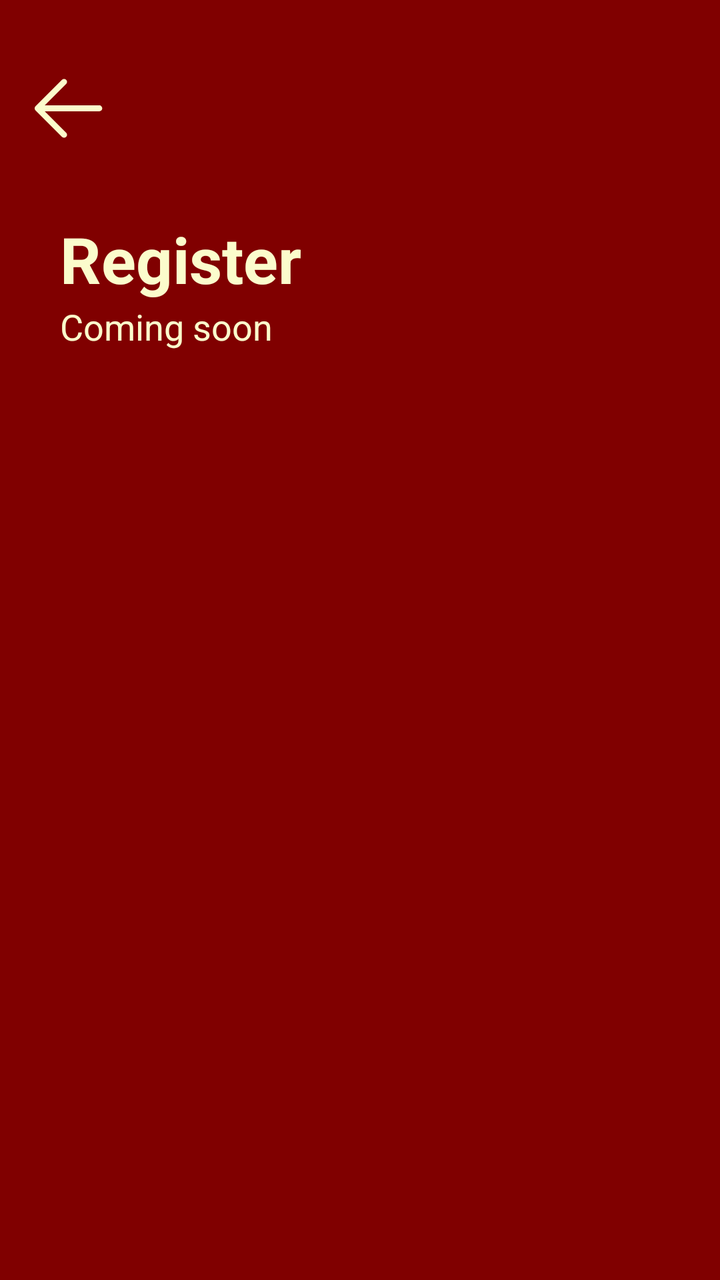
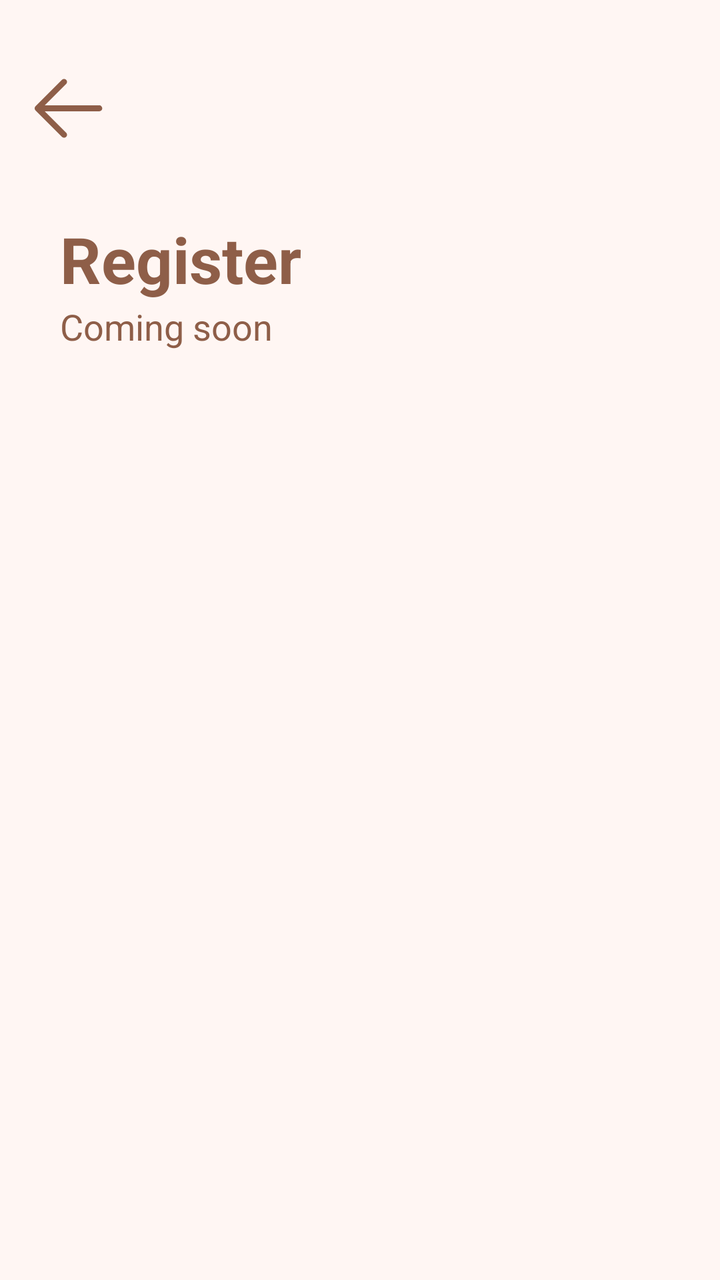

An Android layout rendered at two revisions. The XML below is the earlier revision; the diff shows what the commit changed to produce the second picture.
<!-- AndroidManifest.xml: application theme Theme.RahmatBakery -->
<!-- res/layout/activity_register.xml -->
<?xml version="1.0" encoding="utf-8"?>
<LinearLayout xmlns:android="http://schemas.android.com/apk/res/android"
    xmlns:app="http://schemas.android.com/apk/res-auto"
    xmlns:tools="http://schemas.android.com/tools"
    android:id="@+id/main"
    android:layout_width="match_parent"
    android:layout_height="match_parent"
    tools:context=".RegisterActivity"
    android:orientation="vertical"
    android:background="@drawable/tes_gradient"
    android:paddingTop="30dp"
    >

    <ImageButton
        android:id="@+id/back"
        android:layout_width="wrap_content"
        android:layout_height="48dp"
        android:contentDescription="TODO"
        android:src="@drawable/back"
        android:paddingHorizontal="10dp"
        android:background="@color/maroon"
        />


    <TextView
        android:layout_width="wrap_content"
        android:layout_height="wrap_content"
        android:textColor="@color/krem"
        android:text="Register"
        android:textStyle="bold"
        android:paddingHorizontal="30dp"
        android:textSize="32sp"
        android:layout_marginTop="30dp"
        />
    <TextView
        android:layout_width="wrap_content"
        android:layout_height="wrap_content"
        android:textColor="@color/krem"
        android:text="@string/deskRegis"
        android:textSize="18sp"
        android:layout_marginBottom="25dp"
        android:paddingHorizontal="30dp"
        />
    



    <androidx.cardview.widget.CardView
        android:id="@+id/cardRegis"
        android:layout_width="match_parent"
        android:layout_height="match_parent"
        android:layout_marginTop="50dp"
        android:backgroundTint="@color/maroon"
        app:cardElevation="8dp"
        android:translationY="200dp"
        android:alpha="0"
        >


    <LinearLayout
        android:background="@drawable/card_login_reg"
        android:gravity="center"
        android:layout_width="match_parent"
        android:layout_height="match_parent"
        android:orientation="vertical"
        android:paddingHorizontal="30dp">

        <EditText
            android:layout_width="match_parent"
            android:layout_height="wrap_content"
            android:hint="Masukkan Email"
            android:textColor="@color/maroon"
            android:background="@drawable/input_rounded"
            android:textColorHint="@color/maroon"
            />
        <EditText
            android:textColorHint="@color/maroon"
            android:layout_marginTop="10dp"
            android:layout_width="match_parent"
            android:layout_height="wrap_content"
            android:hint="Masukkan Password"
            android:textColor="@color/maroon"
            android:background="@drawable/input_rounded"
            />
        <Button
            android:layout_marginTop="30dp"
            android:layout_width="match_parent"
            android:layout_height="wrap_content"
            android:textColor="@color/krem"
            android:text="Register"
            android:textSize="18sp"
            />
        <TextView
            android:id="@+id/keLogin"
            android:layout_marginTop="5sp"
            android:layout_width="match_parent"
            android:layout_height="wrap_content"
            android:textColor="@color/maroon"
            android:text="Sudah punya akun? Login"
            android:textAlignment="center"/>

    </LinearLayout>
    </androidx.cardview.widget.CardView>

    
</LinearLayout>
<!-- resources referenced by this layout -->
<resources>
  <color name="krem">#FBFCCC</color>
  <color name="maroon">#800000</color>
  <!-- drawable back (drawable) -->
  <vector xmlns:android="http://schemas.android.com/apk/res/android"
      android:width="47dp"
      android:height="47dp"
      android:viewportWidth="47"
      android:viewportHeight="47">
    <path
        android:pathData="M10.281,22.031H39.656C40.046,22.031 40.419,22.186 40.695,22.461C40.97,22.737 41.125,23.111 41.125,23.5C41.125,23.889 40.97,24.263 40.695,24.539C40.419,24.814 40.046,24.969 39.656,24.969H10.281C9.892,24.969 9.518,24.814 9.243,24.539C8.967,24.263 8.813,23.889 8.813,23.5C8.813,23.111 8.967,22.737 9.243,22.461C9.518,22.186 9.892,22.031 10.281,22.031Z"
        android:fillColor="#FBFCCC"/>
    <path
        android:pathData="M10.889,23.5L23.071,35.679C23.347,35.955 23.502,36.329 23.502,36.719C23.502,37.109 23.347,37.483 23.071,37.758C22.795,38.034 22.421,38.189 22.031,38.189C21.641,38.189 21.267,38.034 20.991,37.758L7.773,24.54C7.636,24.403 7.527,24.241 7.453,24.063C7.379,23.884 7.341,23.693 7.341,23.5C7.341,23.307 7.379,23.115 7.453,22.937C7.527,22.758 7.636,22.597 7.773,22.46L20.991,9.241C21.267,8.965 21.641,8.811 22.031,8.811C22.421,8.811 22.795,8.965 23.071,9.241C23.347,9.517 23.502,9.891 23.502,10.281C23.502,10.671 23.347,11.045 23.071,11.321L10.889,23.5Z"
        android:fillColor="#FBFCCC"/>
  </vector>
  <!-- drawable card_login_reg (drawable) -->
  <?xml version="1.0" encoding="utf-8"?>
  <shape xmlns:android="http://schemas.android.com/apk/res/android">
      <solid android:color="@color/krem" />
  
      <padding android:left="10dp" android:top="10dp" android:right="10dp" android:bottom="10dp" />
      <corners android:topLeftRadius="40dp" android:topRightRadius="40dp"
          android:bottomLeftRadius="0.1dp" android:bottomRightRadius="0.1dp"/>
  </shape>
  <!-- drawable input_rounded (drawable) -->
  <?xml version="1.0" encoding="UTF-8"?>
  <shape xmlns:android="http://schemas.android.com/apk/res/android">
      <solid android:color="@color/krem"/>
      <corners android:radius="20dp" />
      <padding android:left="20dp" android:top="10dp"
          android:right="20dp" android:bottom="10dp" />
      <stroke android:color="@color/maroon" android:width="2dp" />
  </shape>
  <!-- drawable tes_gradient (drawable) -->
  <?xml version="1.0" encoding="utf-8"?>
  <shape xmlns:android="http://schemas.android.com/apk/res/android">
      <gradient
          android:type="linear"
          android:angle="90"
          android:endColor="@color/maroon"
          android:startColor="@color/maroon" />
  </shape>
  <string name="deskRegis">Coming soon</string>
  <style name="Theme.RahmatBakery" parent="Base.Theme.RahmatBakery" />
  <style name="Base.Theme.RahmatBakery" parent="Theme.Material3.DayNight.NoActionBar">
          
           <item name="colorPrimary">@color/maroon</item>
          <item name="colorOnPrimary">@color/white</item>
          <item name="colorSecondary">@color/maroon</item>
          <item name="colorOnSecondary">@color/white</item>
      </style>
  <color name="white">#FFFFFFFF</color>
</resources>

<!-- the commit's change to res/layout/activity_register.xml (unified diff, before → after) -->
@@ -7,7 +7,7 @@
     android:layout_height="match_parent"
     tools:context=".RegisterActivity"
     android:orientation="vertical"
-    android:background="@drawable/tes_gradient"
+    android:background="@color/background"
     android:paddingTop="30dp"
     >
 
@@ -18,14 +18,14 @@
         android:contentDescription="TODO"
         android:src="@drawable/back"
         android:paddingHorizontal="10dp"
-        android:background="@color/maroon"
+        android:background="@android:color/transparent"
         />
 
 
     <TextView
         android:layout_width="wrap_content"
         android:layout_height="wrap_content"
-        android:textColor="@color/krem"
+        android:textColor="@color/primary"
         android:text="Register"
         android:textStyle="bold"
         android:paddingHorizontal="30dp"
@@ -35,7 +35,7 @@
     <TextView
         android:layout_width="wrap_content"
         android:layout_height="wrap_content"
-        android:textColor="@color/krem"
+        android:textColor="@color/primary"
         android:text="@string/deskRegis"
         android:textSize="18sp"
         android:layout_marginBottom="25dp"
@@ -50,7 +50,7 @@
         android:layout_width="match_parent"
         android:layout_height="match_parent"
         android:layout_marginTop="50dp"
-        android:backgroundTint="@color/maroon"
+        android:backgroundTint="@android:color/transparent"
         app:cardElevation="8dp"
         android:translationY="200dp"
         android:alpha="0"
@@ -69,24 +69,24 @@
             android:layout_width="match_parent"
             android:layout_height="wrap_content"
             android:hint="Masukkan Email"
-            android:textColor="@color/maroon"
+            android:textColor="@color/primary"
             android:background="@drawable/input_rounded"
-            android:textColorHint="@color/maroon"
+            android:textColorHint="@color/primary"
             />
         <EditText
-            android:textColorHint="@color/maroon"
+            android:textColorHint="@color/primary"
             android:layout_marginTop="10dp"
             android:layout_width="match_parent"
             android:layout_height="wrap_content"
             android:hint="Masukkan Password"
-            android:textColor="@color/maroon"
+            android:textColor="@color/primary"
             android:background="@drawable/input_rounded"
             />
         <Button
             android:layout_marginTop="30dp"
             android:layout_width="match_parent"
             android:layout_height="wrap_content"
-            android:textColor="@color/krem"
+            android:textColor="@color/primary"
             android:text="Register"
             android:textSize="18sp"
             />
@@ -95,7 +95,7 @@
             android:layout_marginTop="5sp"
             android:layout_width="match_parent"
             android:layout_height="wrap_content"
-            android:textColor="@color/maroon"
+            android:textColor="@color/primary"
             android:text="Sudah punya akun? Login"
             android:textAlignment="center"/>
 
<!-- resource entries referenced after the edit -->
@@ -1,6 +1,7 @@
 <!-- resources referenced by this layout -->
 <resources>
-  <color name="krem">#FBFCCC</color>
+  <color name="background">#FFF6F3</color>
+  <color name="primary">#8E5E48</color>
   <color name="maroon">#800000</color>
   <!-- drawable back (drawable) -->
   <vector xmlns:android="http://schemas.android.com/apk/res/android"
@@ -10,15 +11,15 @@
       android:viewportHeight="47">
     <path
         android:pathData="M10.281,22.031H39.656C40.046,22.031 40.419,22.186 40.695,22.461C40.97,22.737 41.125,23.111 41.125,23.5C41.125,23.889 40.97,24.263 40.695,24.539C40.419,24.814 40.046,24.969 39.656,24.969H10.281C9.892,24.969 9.518,24.814 9.243,24.539C8.967,24.263 8.813,23.889 8.813,23.5C8.813,23.111 8.967,22.737 9.243,22.461C9.518,22.186 9.892,22.031 10.281,22.031Z"
-        android:fillColor="#FBFCCC"/>
+        android:fillColor="@color/primary"/>
     <path
         android:pathData="M10.889,23.5L23.071,35.679C23.347,35.955 23.502,36.329 23.502,36.719C23.502,37.109 23.347,37.483 23.071,37.758C22.795,38.034 22.421,38.189 22.031,38.189C21.641,38.189 21.267,38.034 20.991,37.758L7.773,24.54C7.636,24.403 7.527,24.241 7.453,24.063C7.379,23.884 7.341,23.693 7.341,23.5C7.341,23.307 7.379,23.115 7.453,22.937C7.527,22.758 7.636,22.597 7.773,22.46L20.991,9.241C21.267,8.965 21.641,8.811 22.031,8.811C22.421,8.811 22.795,8.965 23.071,9.241C23.347,9.517 23.502,9.891 23.502,10.281C23.502,10.671 23.347,11.045 23.071,11.321L10.889,23.5Z"
-        android:fillColor="#FBFCCC"/>
+        android:fillColor="@color/primary"/>
   </vector>
   <!-- drawable card_login_reg (drawable) -->
   <?xml version="1.0" encoding="utf-8"?>
   <shape xmlns:android="http://schemas.android.com/apk/res/android">
-      <solid android:color="@color/krem" />
+      <solid android:color="@color/card_light_bg" />
   
       <padding android:left="10dp" android:top="10dp" android:right="10dp" android:bottom="10dp" />
       <corners android:topLeftRadius="40dp" android:topRightRadius="40dp"
@@ -27,23 +28,15 @@
   <!-- drawable input_rounded (drawable) -->
   <?xml version="1.0" encoding="UTF-8"?>
   <shape xmlns:android="http://schemas.android.com/apk/res/android">
-      <solid android:color="@color/krem"/>
+      <solid android:color="@color/white"/>
       <corners android:radius="20dp" />
       <padding android:left="20dp" android:top="10dp"
           android:right="20dp" android:bottom="10dp" />
       <stroke android:color="@color/maroon" android:width="2dp" />
   </shape>
-  <!-- drawable tes_gradient (drawable) -->
-  <?xml version="1.0" encoding="utf-8"?>
-  <shape xmlns:android="http://schemas.android.com/apk/res/android">
-      <gradient
-          android:type="linear"
-          android:angle="90"
-          android:endColor="@color/maroon"
-          android:startColor="@color/maroon" />
-  </shape>
   <string name="deskRegis">Coming soon</string>
   <style name="Theme.RahmatBakery" parent="Base.Theme.RahmatBakery" />
+  <color name="card_light_bg">#FFFFFF</color>
   <style name="Base.Theme.RahmatBakery" parent="Theme.Material3.DayNight.NoActionBar">
           
            <item name="colorPrimary">@color/maroon</item>
